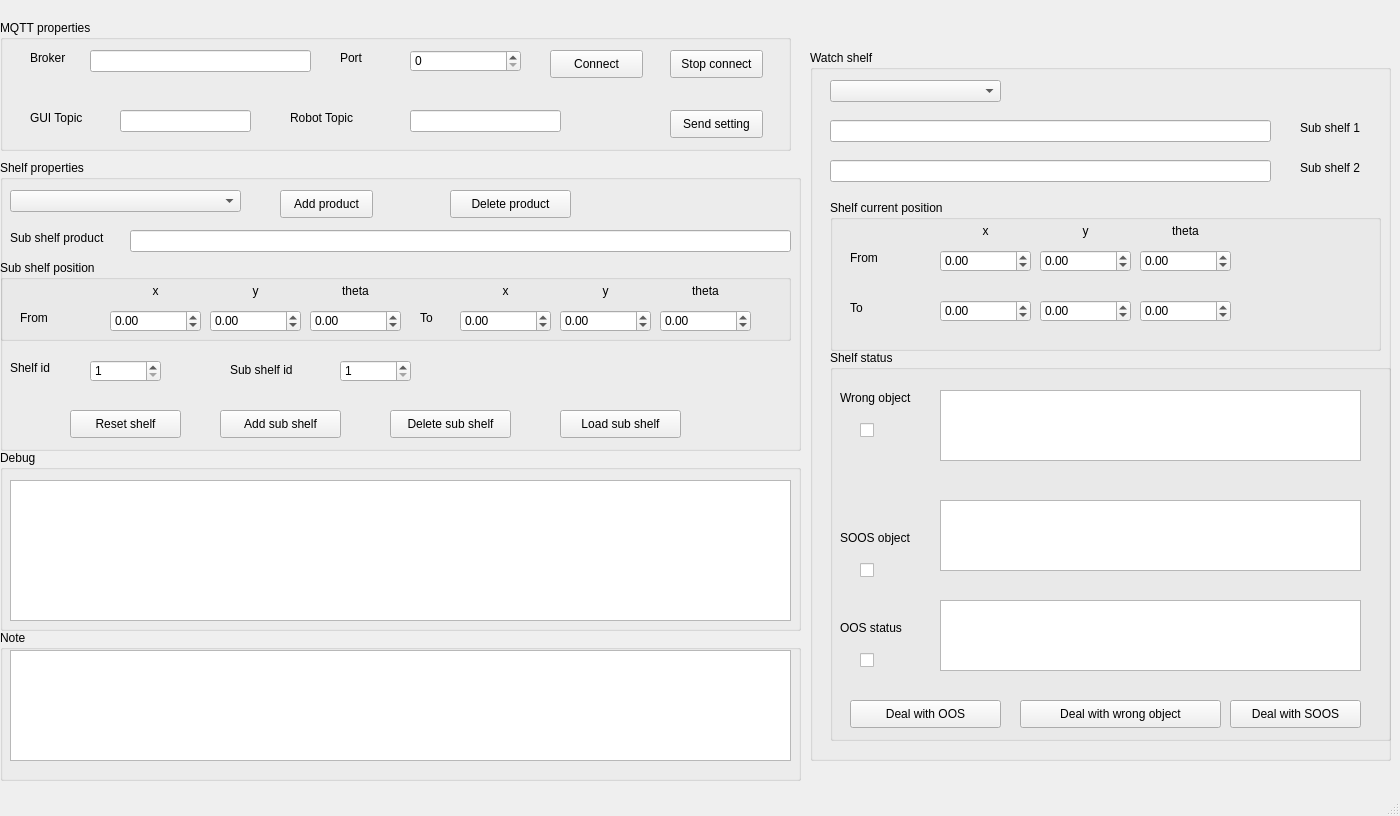
Above: DATN_GUI.ui from Anh-phi-ngu-IT-Dien-tu/DATN_Nhung_Firmware_Raspberrypi before the change. Below: the same form after it.
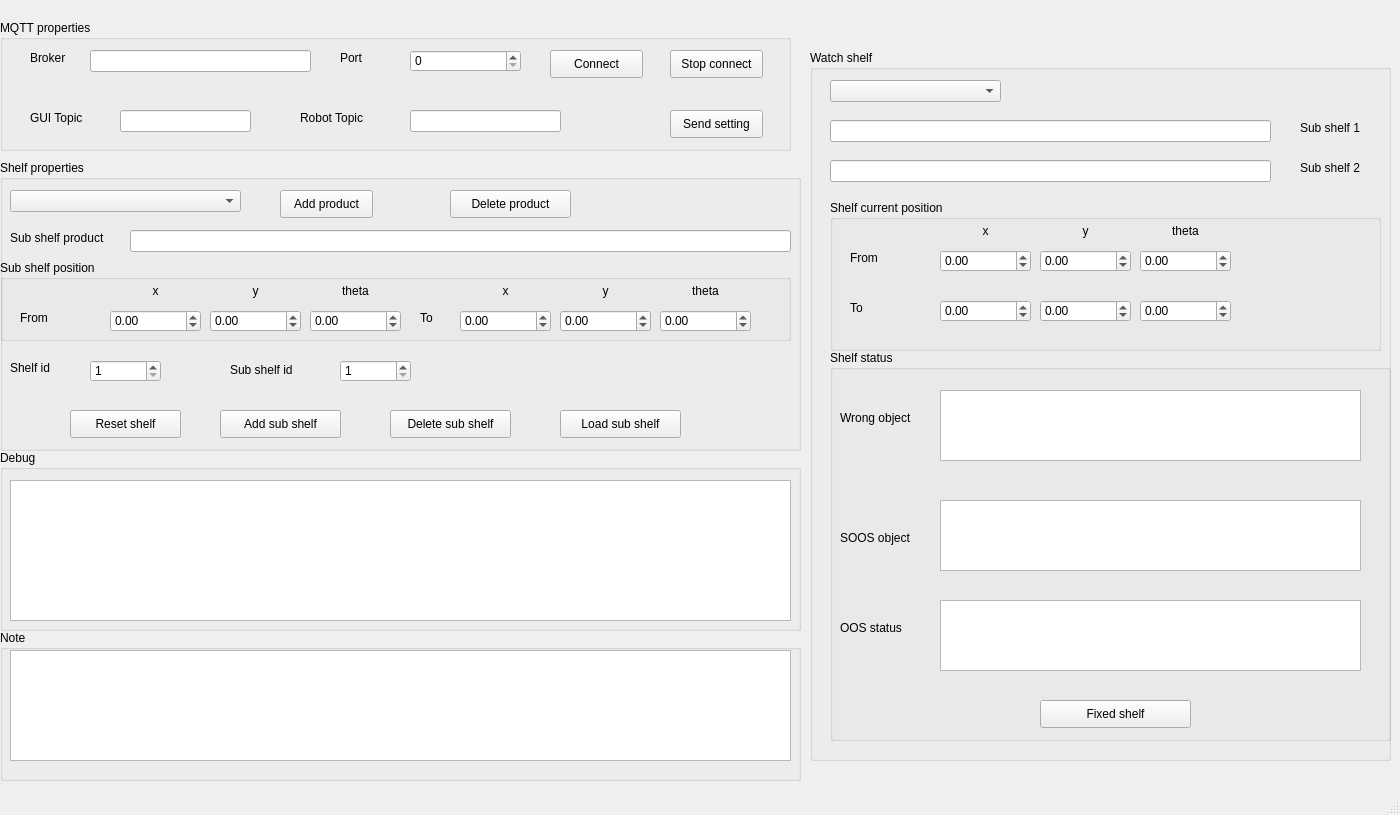
That is the form after the change.

Patch:
```diff
--- a/DATN_GUI.ui
+++ b/DATN_GUI.ui
@@ -7,7 +7,7 @@
     <x>0</x>
     <y>0</y>
     <width>1400</width>
-    <height>816</height>
+    <height>815</height>
    </rect>
   </property>
   <property name="windowTitle">
@@ -597,7 +597,7 @@
     <widget class="QLabel" name="label">
      <property name="geometry">
       <rect>
-       <x>290</x>
+       <x>300</x>
        <y>90</y>
        <width>91</width>
        <height>16</height>
@@ -893,7 +893,7 @@
       <property name="geometry">
        <rect>
         <x>10</x>
-        <y>40</y>
+        <y>60</y>
         <width>101</width>
         <height>16</height>
        </rect>
@@ -931,45 +931,19 @@
      <widget class="QPushButton" name="dealOOSPushButton">
       <property name="geometry">
        <rect>
-        <x>20</x>
+        <x>210</x>
         <y>350</y>
         <width>151</width>
         <height>28</height>
        </rect>
       </property>
       <property name="text">
-       <string>Deal with OOS</string>
+       <string>Fixed shelf</string>
       </property>
       <property name="checkable">
        <bool>false</bool>
       </property>
      </widget>
-     <widget class="QPushButton" name="wrongObjectPushButton">
-      <property name="geometry">
-       <rect>
-        <x>190</x>
-        <y>350</y>
-        <width>201</width>
-        <height>28</height>
-       </rect>
-      </property>
-      <property name="text">
-       <string>Deal with wrong object</string>
-      </property>
-     </widget>
-     <widget class="QPushButton" name="SOOSPushButton">
-      <property name="geometry">
-       <rect>
-        <x>400</x>
-        <y>350</y>
-        <width>131</width>
-        <height>28</height>
-       </rect>
-      </property>
-      <property name="text">
-       <string>Deal with SOOS</string>
-      </property>
-     </widget>
      <widget class="QTextBrowser" name="wrongObjectTextBrowser">
       <property name="geometry">
        <rect>
@@ -1000,57 +974,6 @@
        </rect>
       </property>
      </widget>
-     <widget class="QCheckBox" name="wrongObjectCheckBox">
-      <property name="geometry">
-       <rect>
-        <x>30</x>
-        <y>70</y>
-        <width>41</width>
-        <height>20</height>
-       </rect>
-      </property>
-      <property name="text">
-       <string/>
-      </property>
-      <property name="checkable">
-       <bool>true</bool>
-      </property>
-      <property name="checked">
-       <bool>false</bool>
-      </property>
-     </widget>
-     <widget class="QCheckBox" name="SOOSObjectCheckBox">
-      <property name="geometry">
-       <rect>
-        <x>30</x>
-        <y>210</y>
-        <width>41</width>
-        <height>20</height>
-       </rect>
-      </property>
-      <property name="text">
-       <string/>
-      </property>
-      <property name="checkable">
-       <bool>true</bool>
-      </property>
-     </widget>
-     <widget class="QCheckBox" name="OOSStatusCheckBox">
-      <property name="geometry">
-       <rect>
-        <x>30</x>
-        <y>300</y>
-        <width>41</width>
-        <height>20</height>
-       </rect>
-      </property>
-      <property name="text">
-       <string/>
-      </property>
-      <property name="checkable">
-       <bool>true</bool>
-      </property>
-     </widget>
     </widget>
    </widget>
    <widget class="QGroupBox" name="noteGroupBox">
```
Left out of the diff: 2 changed lines with no effect on the pictures.
